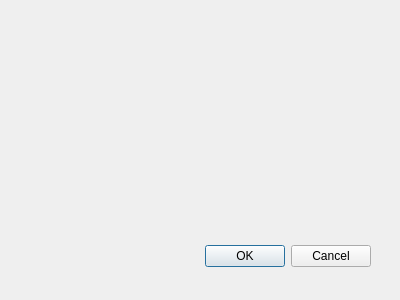
Qt form EZbudget/edittransaction.ui (IvanInandan/EZBudget) before a commit.
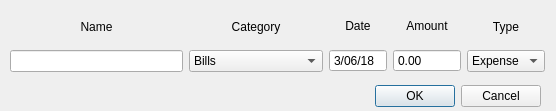
The same form after that commit.

Commit message: Commit contains addition of Edit Transaction impentation

```diff
--- a/EZbudget/edittransaction.ui
+++ b/EZbudget/edittransaction.ui
@@ -8,8 +8,8 @@
    <rect>
     <x>0</x>
     <y>0</y>
-    <width>400</width>
-    <height>300</height>
+    <width>556</width>
+    <height>111</height>
    </rect>
   </property>
   <property name="windowTitle">
@@ -18,8 +18,8 @@
   <widget class="QDialogButtonBox" name="buttonBox">
    <property name="geometry">
     <rect>
-     <x>30</x>
-     <y>240</y>
+     <x>200</x>
+     <y>80</y>
      <width>341</width>
      <height>32</height>
     </rect>
@@ -31,6 +31,141 @@
     <set>QDialogButtonBox::Cancel|QDialogButtonBox::Ok</set>
    </property>
   </widget>
+  <widget class="QWidget" name="layoutWidget">
+   <property name="geometry">
+    <rect>
+     <x>10</x>
+     <y>10</y>
+     <width>535</width>
+     <height>62</height>
+    </rect>
+   </property>
+   <layout class="QHBoxLayout" name="horizontalLayout_2">
+    <item>
+     <layout class="QVBoxLayout" name="Name">
+      <item>
+       <widget class="QLabel" name="transactionNameLabel">
+        <property name="text">
+         <string>&lt;html&gt;&lt;head/&gt;&lt;body&gt;&lt;p align=&quot;center&quot;&gt;&lt;span style=&quot; color:#030303;&quot;&gt;Name&lt;/span&gt;&lt;/p&gt;&lt;/body&gt;&lt;/html&gt;</string>
+        </property>
+       </widget>
+      </item>
+      <item>
+       <widget class="QLineEdit" name="transactionNameEdit"/>
+      </item>
+     </layout>
+    </item>
+    <item>
+     <layout class="QVBoxLayout" name="Category">
+      <item>
+       <widget class="QLabel" name="transactionCategoryLabel">
+        <property name="text">
+         <string>&lt;html&gt;&lt;head/&gt;&lt;body&gt;&lt;p align=&quot;center&quot;&gt;Category&lt;/p&gt;&lt;/body&gt;&lt;/html&gt;</string>
+        </property>
+       </widget>
+      </item>
+      <item>
+       <widget class="QComboBox" name="transactionCategoryEdit">
+        <item>
+         <property name="text">
+          <string>Bills</string>
+         </property>
+        </item>
+        <item>
+         <property name="text">
+          <string>Grocery/Food</string>
+         </property>
+        </item>
+        <item>
+         <property name="text">
+          <string>Gas</string>
+         </property>
+        </item>
+        <item>
+         <property name="text">
+          <string>Entertainment/Misc</string>
+         </property>
+        </item>
+       </widget>
+      </item>
+     </layout>
+    </item>
+    <item>
+     <layout class="QVBoxLayout" name="Date">
+      <item>
+       <widget class="QLabel" name="transactionDateLabel">
+        <property name="text">
+         <string>&lt;html&gt;&lt;head/&gt;&lt;body&gt;&lt;p align=&quot;center&quot;&gt;Date&lt;/p&gt;&lt;/body&gt;&lt;/html&gt;</string>
+        </property>
+       </widget>
+      </item>
+      <item>
+       <widget class="QDateEdit" name="transactionDateEdit">
+        <property name="buttonSymbols">
+         <enum>QAbstractSpinBox::NoButtons</enum>
+        </property>
+        <property name="displayFormat">
+         <string>M/dd/yy</string>
+        </property>
+        <property name="date">
+         <date>
+          <year>2018</year>
+          <month>3</month>
+          <day>6</day>
+         </date>
+        </property>
+       </widget>
+      </item>
+     </layout>
+    </item>
+    <item>
+     <layout class="QVBoxLayout" name="Amount">
+      <item>
+       <widget class="QLabel" name="transactionAmountLabel">
+        <property name="text">
+         <string>&lt;html&gt;&lt;head/&gt;&lt;body&gt;&lt;p align=&quot;center&quot;&gt;Amount&lt;/p&gt;&lt;/body&gt;&lt;/html&gt;</string>
+        </property>
+       </widget>
+      </item>
+      <item>
+       <widget class="QDoubleSpinBox" name="transactionAmountEdit">
+        <property name="buttonSymbols">
+         <enum>QAbstractSpinBox::NoButtons</enum>
+        </property>
+        <property name="maximum">
+         <double>99999999.000000000000000</double>
+        </property>
+       </widget>
+      </item>
+     </layout>
+    </item>
+    <item>
+     <layout class="QVBoxLayout" name="Type">
+      <item>
+       <widget class="QLabel" name="transactionTypeLabel">
+        <property name="text">
+         <string>&lt;html&gt;&lt;head/&gt;&lt;body&gt;&lt;p align=&quot;center&quot;&gt;Type&lt;/p&gt;&lt;/body&gt;&lt;/html&gt;</string>
+        </property>
+       </widget>
+      </item>
+      <item>
+       <widget class="QComboBox" name="transactionTypeEdit">
+        <item>
+         <property name="text">
+          <string>Expense</string>
+         </property>
+        </item>
+        <item>
+         <property name="text">
+          <string>Income</string>
+         </property>
+        </item>
+       </widget>
+      </item>
+     </layout>
+    </item>
+   </layout>
+  </widget>
  </widget>
  <pixmapfunction/>
  <resources/>
```
Left out of the diff: 5 changed lines with no effect on the pictures. The commit also changes 24 other files.
